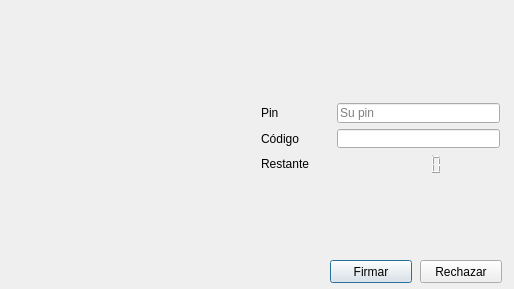
The window that client_fva/ui/ui_elements/fvadialog.ui (luisza/dfva_client) describes before a commit, drawn with Qt 5.
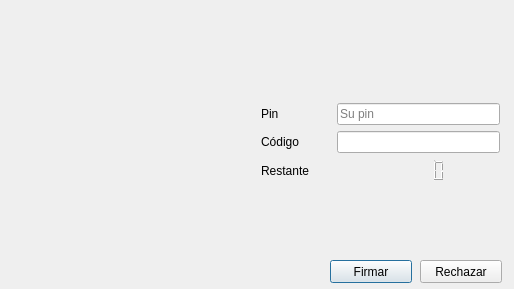
The same window after the commit.

```diff
--- a/client_fva/ui/ui_elements/fvadialog.ui
+++ b/client_fva/ui/ui_elements/fvadialog.ui
@@ -19,7 +19,7 @@
      <x>250</x>
      <y>90</y>
      <width>261</width>
-     <height>95</height>
+     <height>103</height>
     </rect>
    </property>
    <layout class="QFormLayout" name="formLayout">
@@ -87,7 +87,7 @@
        <bool>false</bool>
       </property>
       <property name="styleSheet">
-       <string notr="true">color:rgb(239, 41, 41)</string>
+       <string notr="true">color:rgb(164, 0, 0)</string>
       </property>
       <property name="frameShadow">
        <enum>QFrame::Sunken</enum>
@@ -106,9 +106,9 @@
    <property name="geometry">
     <rect>
      <x>10</x>
-     <y>230</y>
-     <width>261</width>
-     <height>21</height>
+     <y>220</y>
+     <width>501</width>
+     <height>31</height>
     </rect>
    </property>
    <property name="text">
@@ -121,7 +121,7 @@
      <x>20</x>
      <y>10</y>
      <width>491</width>
-     <height>51</height>
+     <height>61</height>
     </rect>
    </property>
    <property name="text">
@@ -139,7 +139,7 @@
     <rect>
      <x>20</x>
      <y>70</y>
-     <width>181</width>
+     <width>211</width>
      <height>141</height>
     </rect>
    </property>
```
